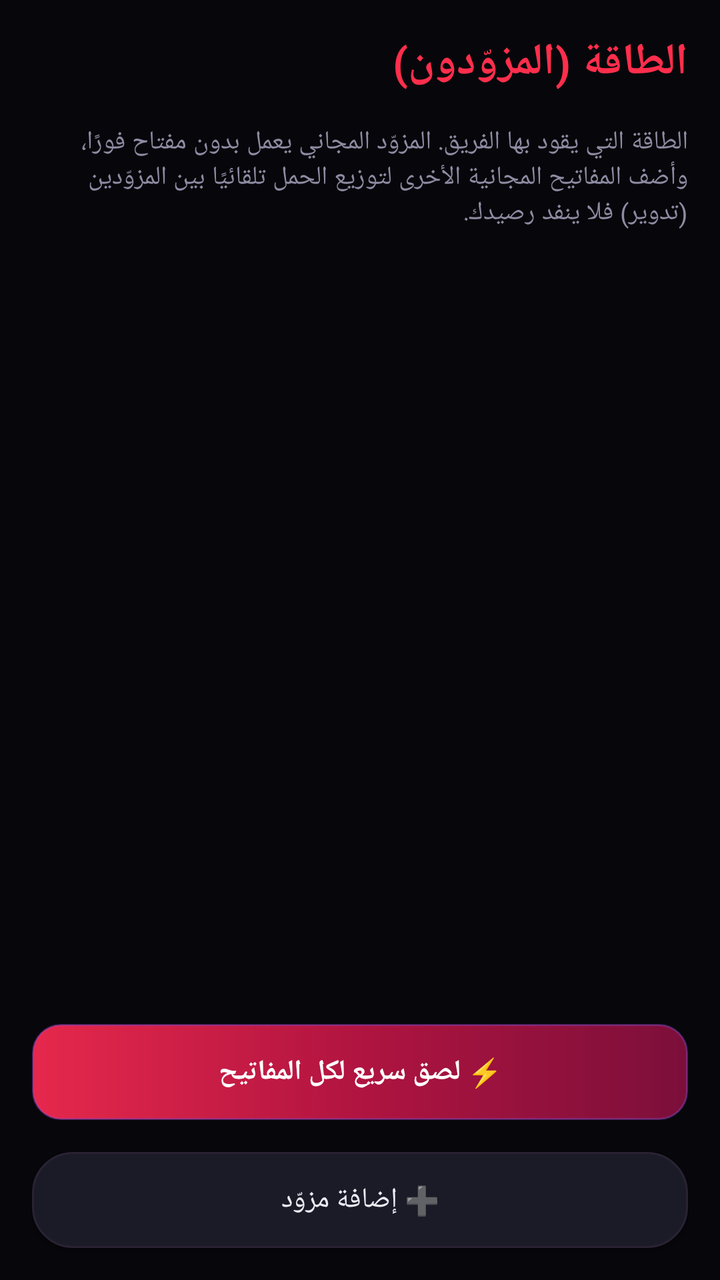
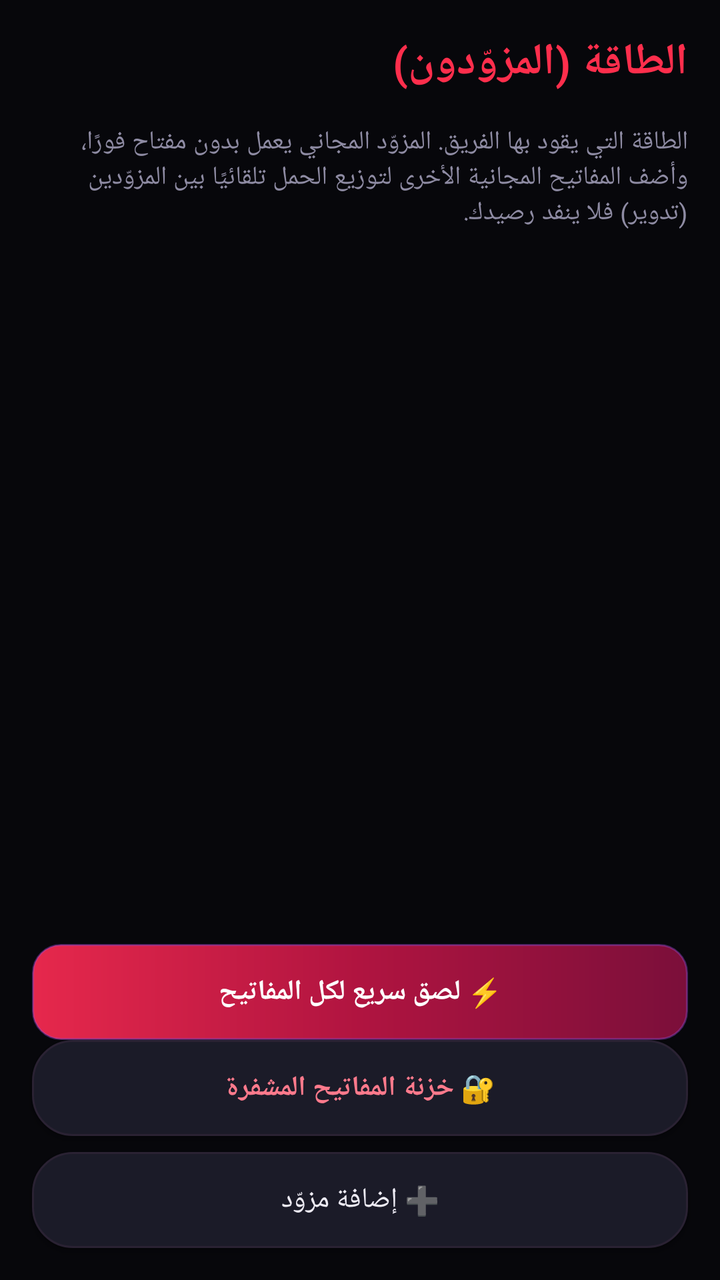

Screens rendered from an Android XML layout before and after an edit, with the pre-edit source and the edit as a unified diff.
<!-- AndroidManifest.xml: application theme AppTheme -->
<!-- res/layout/activity_providers.xml -->
<?xml version="1.0" encoding="utf-8"?>
<LinearLayout xmlns:android="http://schemas.android.com/apk/res/android"
    android:layout_width="match_parent"
    android:layout_height="match_parent"
    android:orientation="vertical"
    android:background="@color/bg">

    <TextView
        android:layout_width="match_parent"
        android:layout_height="wrap_content"
        android:padding="16dp"
        android:text="@string/providers"
        android:textColor="@color/gold"
        android:textSize="22sp"
        android:textStyle="bold" />

    <TextView
        android:layout_width="match_parent"
        android:layout_height="wrap_content"
        android:paddingStart="16dp"
        android:paddingEnd="16dp"
        android:paddingBottom="12dp"
        android:text="@string/providers_intro"
        android:textColor="@color/text_dim"
        android:textSize="13sp" />

    <ListView
        android:id="@+id/provider_list"
        android:layout_width="match_parent"
        android:layout_height="0dp"
        android:layout_weight="1"
        android:padding="12dp"
        android:clipToPadding="false"
        android:divider="@null"
        android:dividerHeight="8dp" />

    <Button
        android:layout_width="match_parent"
        android:layout_height="wrap_content"
        android:layout_marginStart="16dp"
        android:layout_marginEnd="16dp"
        android:padding="12dp"
        android:textStyle="bold"
        android:textColor="#FFFFFF"
        android:text="@string/qk_title_short"
        android:onClick="onQuickImport"
        android:background="@drawable/bg_glow_button" />

    <Button
        android:layout_width="match_parent"
        android:layout_height="wrap_content"
        android:layout_margin="16dp"
        android:text="@string/add_provider"
        android:onClick="onAddProvider"
        android:background="@drawable/bg_chip" />
</LinearLayout>
<!-- resources referenced by this layout -->
<resources>
  <color name="bg">#07070B</color>
  <color name="gold">#FF2E4C</color>
  <color name="text_dim">#8E8BA3</color>
  <!-- drawable bg_chip (drawable) -->
  <?xml version="1.0" encoding="utf-8"?>
  <shape xmlns:android="http://schemas.android.com/apk/res/android" android:shape="rectangle">
      <solid android:color="@color/surface2" />
      <corners android:radius="20dp" />
      <stroke android:width="1dp" android:color="@color/border" />
  </shape>
  <!-- drawable bg_glow_button (drawable) -->
  <?xml version="1.0" encoding="utf-8"?>
  <shape xmlns:android="http://schemas.android.com/apk/res/android"
      android:shape="rectangle">
      <gradient
          android:angle="0"
          android:startColor="#E6284C"
          android:centerColor="#B01440"
          android:endColor="#7B0F3A" />
      <corners android:radius="14dp" />
      <stroke
          android:width="1dp"
          android:color="#669D4EDD" />
  </shape>
  <string name="add_provider">➕ إضافة مزوّد</string>
  <string name="providers">الطاقة (المزوّدون)</string>
  <string name="providers_intro">الطاقة التي يقود بها الفريق. المزوّد المجاني يعمل بدون مفتاح فورًا، وأضف المفاتيح المجانية الأخرى لتوزيع الحمل تلقائيًا بين المزوّدين (تدوير) فلا ينفد رصيدك.</string>
  <string name="qk_title_short">⚡ لصق سريع لكل المفاتيح</string>
  <style name="AppTheme" parent="android:Theme.Material.NoActionBar">
          <item name="android:windowBackground">@color/bg</item>
          <item name="android:colorPrimary">@color/surface</item>
          <item name="android:colorPrimaryDark">@color/bg</item>
          <item name="android:colorAccent">@color/accent</item>
          <item name="android:statusBarColor">@color/bg</item>
          <item name="android:navigationBarColor">@color/bg</item>
          <item name="android:windowLightStatusBar">false</item>
          <item name="android:textColorPrimary">@color/text</item>
          <item name="android:textColorSecondary">@color/text_dim</item>
      </style>
  <color name="surface2">#1B1B28</color>
  <color name="border">#2A2233</color>
  <color name="surface">#12121C</color>
  <color name="accent">#E6284C</color>
  <color name="text">#EDEBF4</color>
</resources>

<!-- the commit's change to res/layout/activity_providers.xml (unified diff, before → after) -->
@@ -49,7 +49,21 @@
     <Button
         android:layout_width="match_parent"
         android:layout_height="wrap_content"
-        android:layout_margin="16dp"
+        android:layout_marginStart="16dp"
+        android:layout_marginEnd="16dp"
+        android:layout_marginBottom="8dp"
+        android:textStyle="bold"
+        android:textColor="@color/accent2"
+        android:text="@string/vault_btn"
+        android:onClick="onVault"
+        android:background="@drawable/bg_chip" />
+
+    <Button
+        android:layout_width="match_parent"
+        android:layout_height="wrap_content"
+        android:layout_marginStart="16dp"
+        android:layout_marginEnd="16dp"
+        android:layout_marginBottom="16dp"
         android:text="@string/add_provider"
         android:onClick="onAddProvider"
         android:background="@drawable/bg_chip" />
<!-- resource entries referenced after the edit -->
@@ -1,5 +1,6 @@
 <!-- resources referenced by this layout -->
 <resources>
+  <color name="accent2">#FF7A8C</color>
   <color name="bg">#07070B</color>
   <color name="gold">#FF2E4C</color>
   <color name="text_dim">#8E8BA3</color>
@@ -28,6 +29,7 @@
   <string name="providers">الطاقة (المزوّدون)</string>
   <string name="providers_intro">الطاقة التي يقود بها الفريق. المزوّد المجاني يعمل بدون مفتاح فورًا، وأضف المفاتيح المجانية الأخرى لتوزيع الحمل تلقائيًا بين المزوّدين (تدوير) فلا ينفد رصيدك.</string>
   <string name="qk_title_short">⚡ لصق سريع لكل المفاتيح</string>
+  <string name="vault_btn">🔐 خزنة المفاتيح المشفرة</string>
   <style name="AppTheme" parent="android:Theme.Material.NoActionBar">
           <item name="android:windowBackground">@color/bg</item>
           <item name="android:colorPrimary">@color/surface</item>
